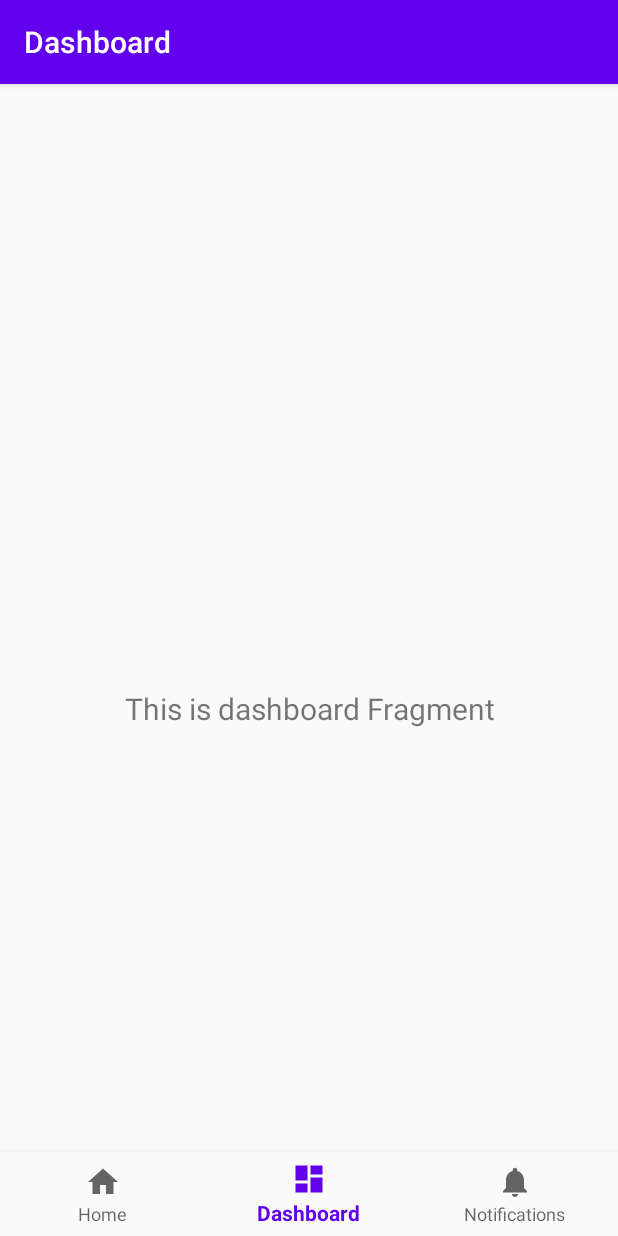
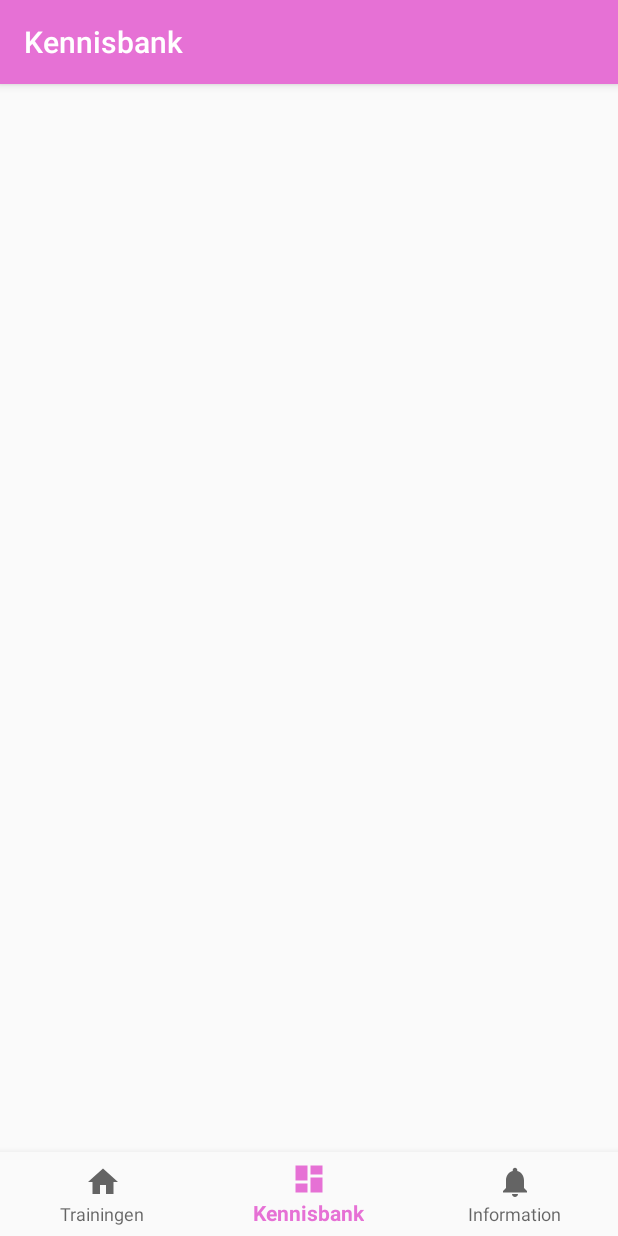
Before and after one commit to appt-org/appt-android, an Android app: the screen it shows after launch (MainActivity), item 2 of the bottom bar chosen, on a phone screen of 412 x 824 dp. Run offline under Robolectric (Android 15) with nearby library versions, the phone set to English and light mode, and no system bars; our stand-ins replace navigation-ui; 2 statements that could not run were skipped.

```diff
--- a/app/src/main/java/nl/appt/MainActivity.kt
+++ b/app/src/main/java/nl/appt/MainActivity.kt
@@ -13,14 +13,12 @@ class MainActivity : AppCompatActivity() {
     override fun onCreate(savedInstanceState: Bundle?) {
         super.onCreate(savedInstanceState)
         setContentView(R.layout.activity_main)
-        val navView: BottomNavigationView = findViewById(R.id.nav_view)
 
+        val appBarConfiguration = AppBarConfiguration(setOf(R.id.navigation_training, R.id.navigation_knowledge, R.id.navigation_information))
         val navController = findNavController(R.id.nav_host_fragment)
-        // Passing each menu ID as a set of Ids because each
-        // menu should be considered as top level destinations.
-        val appBarConfiguration = AppBarConfiguration(setOf(
-                R.id.navigation_home, R.id.navigation_dashboard, R.id.navigation_notifications))
         setupActionBarWithNavController(navController, appBarConfiguration)
-        navView.setupWithNavController(navController)
+
+        val bottomNavigationView: BottomNavigationView = findViewById(R.id.nav_view)
+        bottomNavigationView.setupWithNavController(navController)
     }
 }
--- a/app/src/main/java/nl/appt/ui/dashboard/DashboardFragment.kt
+++ /dev/null
@@ -1,31 +0,0 @@
-package nl.appt.ui.dashboard
-
-import android.os.Bundle
-import android.view.LayoutInflater
-import android.view.View
-import android.view.ViewGroup
-import android.widget.TextView
-import androidx.fragment.app.Fragment
-import androidx.lifecycle.Observer
-import androidx.lifecycle.ViewModelProviders
-import nl.appt.R
-
-class DashboardFragment : Fragment() {
-
-    private lateinit var dashboardViewModel: DashboardViewModel
-
-    override fun onCreateView(
-            inflater: LayoutInflater,
-            container: ViewGroup?,
-            savedInstanceState: Bundle?
-    ): View? {
-        dashboardViewModel =
-                ViewModelProviders.of(this).get(DashboardViewModel::class.java)
-        val root = inflater.inflate(R.layout.fragment_dashboard, container, false)
-        val textView: TextView = root.findViewById(R.id.text_dashboard)
-        dashboardViewModel.text.observe(viewLifecycleOwner, Observer {
-            textView.text = it
-        })
-        return root
-    }
-}
--- a/app/src/main/java/nl/appt/ui/dashboard/DashboardViewModel.kt
+++ /dev/null
@@ -1,13 +0,0 @@
-package nl.appt.ui.dashboard
-
-import androidx.lifecycle.LiveData
-import androidx.lifecycle.MutableLiveData
-import androidx.lifecycle.ViewModel
-
-class DashboardViewModel : ViewModel() {
-
-    private val _text = MutableLiveData<String>().apply {
-        value = "This is dashboard Fragment"
-    }
-    val text: LiveData<String> = _text
-}
--- a/app/src/main/java/nl/appt/ui/home/HomeFragment.kt
+++ /dev/null
@@ -1,31 +0,0 @@
-package nl.appt.ui.home
-
-import android.os.Bundle
-import android.view.LayoutInflater
-import android.view.View
-import android.view.ViewGroup
-import android.widget.TextView
-import androidx.fragment.app.Fragment
-import androidx.lifecycle.Observer
-import androidx.lifecycle.ViewModelProviders
-import nl.appt.R
-
-class HomeFragment : Fragment() {
-
-    private lateinit var homeViewModel: HomeViewModel
-
-    override fun onCreateView(
-            inflater: LayoutInflater,
-            container: ViewGroup?,
-            savedInstanceState: Bundle?
-    ): View? {
-        homeViewModel =
-                ViewModelProviders.of(this).get(HomeViewModel::class.java)
-        val root = inflater.inflate(R.layout.fragment_home, container, false)
-        val textView: TextView = root.findViewById(R.id.text_home)
-        homeViewModel.text.observe(viewLifecycleOwner, Observer {
-            textView.text = it
-        })
-        return root
-    }
-}
--- a/app/src/main/java/nl/appt/ui/home/HomeViewModel.kt
+++ /dev/null
@@ -1,13 +0,0 @@
-package nl.appt.ui.home
-
-import androidx.lifecycle.LiveData
-import androidx.lifecycle.MutableLiveData
-import androidx.lifecycle.ViewModel
-
-class HomeViewModel : ViewModel() {
-
-    private val _text = MutableLiveData<String>().apply {
-        value = "This is home Fragment"
-    }
-    val text: LiveData<String> = _text
-}
--- /dev/null
+++ b/app/src/main/java/nl/appt/ui/information/InformationFragment.kt
@@ -0,0 +1,18 @@
+package nl.appt.ui.information
+
+import android.os.Bundle
+import android.view.LayoutInflater
+import android.view.View
+import android.view.ViewGroup
+import androidx.fragment.app.Fragment
+import nl.appt.R
+
+class InformationFragment : Fragment() {
+
+
+    override fun onCreateView(inflater: LayoutInflater, container: ViewGroup?, savedInstanceState: Bundle?): View? {
+        val view = inflater.inflate(R.layout.fragment_information, container, false)
+
+        return view
+    }
+}
--- /dev/null
+++ b/app/src/main/java/nl/appt/ui/knowledge/KnowledgeFragment.kt
@@ -0,0 +1,17 @@
+package nl.appt.ui.knowledge
+
+import android.os.Bundle
+import android.view.LayoutInflater
+import android.view.View
+import android.view.ViewGroup
+import androidx.fragment.app.Fragment
+import nl.appt.R
+
+class KnowledgeFragment : Fragment() {
+
+    override fun onCreateView(inflater: LayoutInflater, container: ViewGroup?, savedInstanceState: Bundle?): View? {
+        val view = inflater.inflate(R.layout.fragment_knowledge, container, false)
+
+        return view
+    }
+}
--- a/app/src/main/java/nl/appt/ui/notifications/NotificationsFragment.kt
+++ /dev/null
@@ -1,31 +0,0 @@
-package nl.appt.ui.notifications
-
-import android.os.Bundle
-import android.view.LayoutInflater
-import android.view.View
-import android.view.ViewGroup
-import android.widget.TextView
-import androidx.fragment.app.Fragment
-import androidx.lifecycle.Observer
-import androidx.lifecycle.ViewModelProviders
-import nl.appt.R
-
-class NotificationsFragment : Fragment() {
-
-    private lateinit var notificationsViewModel: NotificationsViewModel
-
-    override fun onCreateView(
-            inflater: LayoutInflater,
-            container: ViewGroup?,
-            savedInstanceState: Bundle?
-    ): View? {
-        notificationsViewModel =
-                ViewModelProviders.of(this).get(NotificationsViewModel::class.java)
-        val root = inflater.inflate(R.layout.fragment_notifications, container, false)
-        val textView: TextView = root.findViewById(R.id.text_notifications)
-        notificationsViewModel.text.observe(viewLifecycleOwner, Observer {
-            textView.text = it
-        })
-        return root
-    }
-}
--- a/app/src/main/java/nl/appt/ui/notifications/NotificationsViewModel.kt
+++ /dev/null
@@ -1,13 +0,0 @@
-package nl.appt.ui.notifications
-
-import androidx.lifecycle.LiveData
-import androidx.lifecycle.MutableLiveData
-import androidx.lifecycle.ViewModel
-
-class NotificationsViewModel : ViewModel() {
-
-    private val _text = MutableLiveData<String>().apply {
-        value = "This is notifications Fragment"
-    }
-    val text: LiveData<String> = _text
-}
--- /dev/null
+++ b/app/src/main/java/nl/appt/ui/training/TrainingFragment.kt
@@ -0,0 +1,22 @@
+package nl.appt.ui.training
+
+import android.os.Bundle
+import android.view.LayoutInflater
+import android.view.View
+import android.view.ViewGroup
+import androidx.fragment.app.Fragment
+import kotlinx.android.synthetic.main.fragment_training.view.*
+import nl.appt.R
+import nl.appt.accessibility.accessibility
+
+class TrainingFragment : Fragment() {
+
+    override fun onCreateView(inflater: LayoutInflater, container: ViewGroup?, savedInstanceState: Bundle?): View? {
+        val view = inflater.inflate(R.layout.fragment_training, container, false)
+
+        view.text.accessibility.label = "Training screen"
+        view.text.accessibility.action = "Nothing"
+
+        return view
+    }
+}
--- a/app/src/main/res/layout/fragment_notifications.xml
+++ b/app/src/main/res/layout/fragment_information.xml
@@ -4,10 +4,10 @@
     xmlns:tools="http://schemas.android.com/tools"
     android:layout_width="match_parent"
     android:layout_height="match_parent"
-    tools:context=".ui.notifications.NotificationsFragment">
+    tools:context=".ui.information.InformationFragment">
 
     <TextView
-        android:id="@+id/text_notifications"
+        android:id="@+id/text"
         android:layout_width="match_parent"
         android:layout_height="wrap_content"
         android:layout_marginStart="8dp"
--- a/app/src/main/res/layout/fragment_home.xml
+++ b/app/src/main/res/layout/fragment_knowledge.xml
@@ -4,10 +4,10 @@
     xmlns:tools="http://schemas.android.com/tools"
     android:layout_width="match_parent"
     android:layout_height="match_parent"
-    tools:context=".ui.home.HomeFragment">
+    tools:context=".ui.training.TrainingFragment">
 
     <TextView
-        android:id="@+id/text_home"
+        android:id="@+id/text"
         android:layout_width="match_parent"
         android:layout_height="wrap_content"
         android:layout_marginStart="8dp"
--- a/app/src/main/res/layout/fragment_dashboard.xml
+++ b/app/src/main/res/layout/fragment_training.xml
@@ -4,10 +4,10 @@
     xmlns:tools="http://schemas.android.com/tools"
     android:layout_width="match_parent"
     android:layout_height="match_parent"
-    tools:context=".ui.dashboard.DashboardFragment">
+    tools:context=".ui.knowledge.KnowledgeFragment">
 
     <TextView
-        android:id="@+id/text_dashboard"
+        android:id="@+id/text"
         android:layout_width="match_parent"
         android:layout_height="wrap_content"
         android:layout_marginStart="8dp"
--- a/app/src/main/res/menu/bottom_nav_menu.xml
+++ b/app/src/main/res/menu/bottom_nav_menu.xml
@@ -2,18 +2,18 @@
 <menu xmlns:android="http://schemas.android.com/apk/res/android">
 
     <item
-        android:id="@+id/navigation_home"
+        android:id="@+id/navigation_training"
         android:icon="@drawable/ic_home_black_24dp"
-        android:title="@string/title_home" />
+        android:title="@string/title_training" />
 
     <item
-        android:id="@+id/navigation_dashboard"
+        android:id="@+id/navigation_knowledge"
         android:icon="@drawable/ic_dashboard_black_24dp"
-        android:title="@string/title_dashboard" />
+        android:title="@string/title_knowledge" />
 
     <item
-        android:id="@+id/navigation_notifications"
+        android:id="@+id/navigation_information"
         android:icon="@drawable/ic_notifications_black_24dp"
-        android:title="@string/title_notifications" />
+        android:title="@string/title_information" />
 
 </menu>
--- a/app/src/main/res/navigation/mobile_navigation.xml
+++ b/app/src/main/res/navigation/mobile_navigation.xml
@@ -3,23 +3,23 @@
     xmlns:app="http://schemas.android.com/apk/res-auto"
     xmlns:tools="http://schemas.android.com/tools"
     android:id="@+id/mobile_navigation"
-    app:startDestination="@+id/navigation_home">
+    app:startDestination="@+id/navigation_training">
 
     <fragment
-        android:id="@+id/navigation_home"
-        android:name="nl.appt.ui.home.HomeFragment"
-        android:label="@string/title_home"
-        tools:layout="@layout/fragment_home" />
+        android:id="@+id/navigation_training"
+        android:name="nl.appt.ui.training.TrainingFragment"
+        android:label="@string/title_training"
+        tools:layout="@layout/fragment_training" />
 
     <fragment
-        android:id="@+id/navigation_dashboard"
-        android:name="nl.appt.ui.dashboard.DashboardFragment"
-        android:label="@string/title_dashboard"
-        tools:layout="@layout/fragment_dashboard" />
+        android:id="@+id/navigation_knowledge"
+        android:name="nl.appt.ui.knowledge.KnowledgeFragment"
+        android:label="@string/title_knowledge"
+        tools:layout="@layout/fragment_knowledge" />
 
     <fragment
-        android:id="@+id/navigation_notifications"
-        android:name="nl.appt.ui.notifications.NotificationsFragment"
-        android:label="@string/title_notifications"
-        tools:layout="@layout/fragment_notifications" />
+        android:id="@+id/navigation_information"
+        android:name="nl.appt.ui.information.InformationFragment"
+        android:label="@string/title_information"
+        tools:layout="@layout/fragment_information" />
 </navigation>
--- a/app/src/main/res/values/colors.xml
+++ b/app/src/main/res/values/colors.xml
@@ -1,6 +1,6 @@
 <?xml version="1.0" encoding="utf-8"?>
 <resources>
-    <color name="colorPrimary">#6200EE</color>
-    <color name="colorPrimaryDark">#3700B3</color>
-    <color name="colorAccent">#03DAC5</color>
+    <color name="colorPrimary">#E671D5</color>
+    <color name="colorPrimaryDark">#E671D5</color>
+    <color name="colorAccent">#ffffff</color>
 </resources>
--- a/app/src/main/res/values/strings.xml
+++ b/app/src/main/res/values/strings.xml
@@ -1,6 +1,7 @@
 <resources>
     <string name="app_name">Appt</string>
-    <string name="title_home">Home</string>
-    <string name="title_dashboard">Dashboard</string>
-    <string name="title_notifications">Notifications</string>
+
+    <string name="title_knowledge">Kennisbank</string>
+    <string name="title_training">Trainingen</string>
+    <string name="title_information">Information</string>
 </resources>
```
Also changed, not shown: app/build.gradle (+10 -5 lines).
